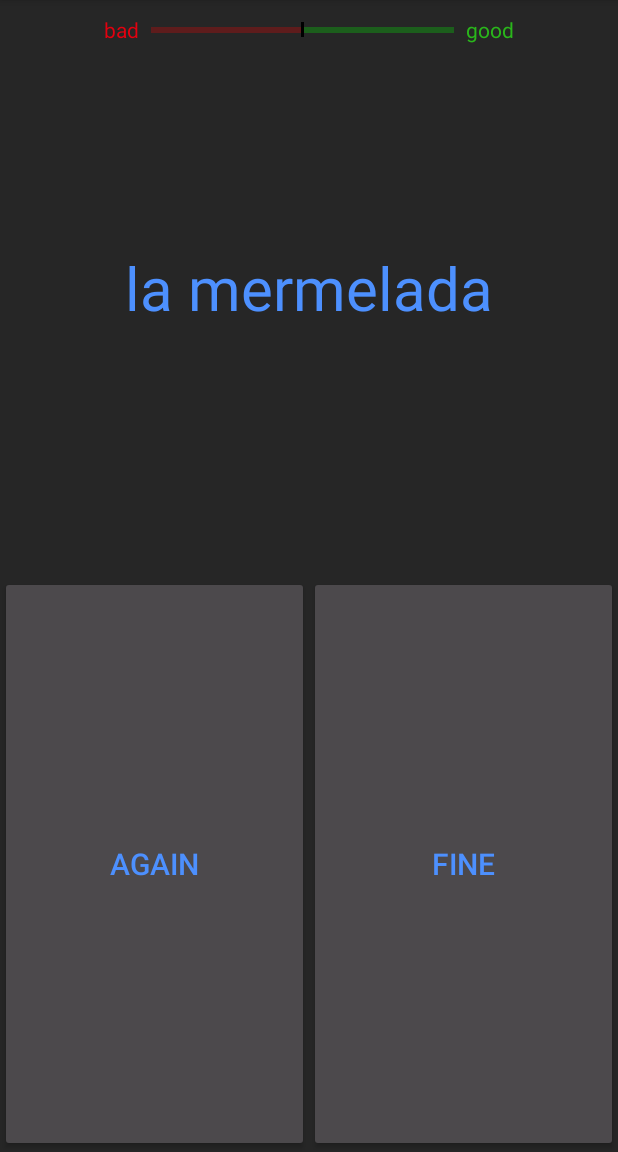
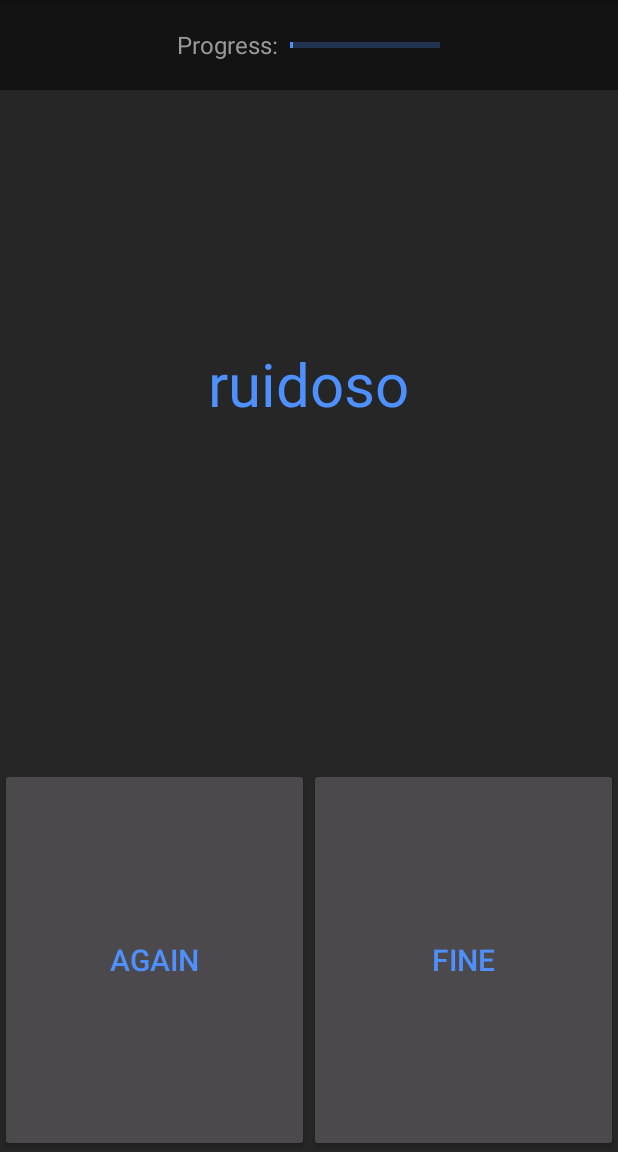
Before and after one commit to dparnold/AudioVocabulary, an Android app: the VocabTest screen opened directly, with no data from a screen before it, after a tap on "SHOW", on a phone screen of 412 x 824 dp, the part 84-1236 px from its top. Run offline under Robolectric (Android 15) with nearby library versions, the light colour scheme and no system bars; our stand-ins replace Room's generated code.

Commit message:
Improved the testing of the vocabulary and centered the toast messages.

```diff
--- a/app/src/main/java/com/dparnold/audiovocabulary/VocabTest.java
+++ b/app/src/main/java/com/dparnold/audiovocabulary/VocabTest.java
@@ -2,8 +2,10 @@ package com.dparnold.audiovocabulary;
 
 
 import android.graphics.Color;
+import android.support.v4.content.res.ResourcesCompat;
 import android.support.v7.app.AppCompatActivity;
 import android.os.Bundle;
+import android.view.Gravity;
 import android.view.View;
 import android.widget.Button;
 import android.widget.LinearLayout;
@@ -15,7 +17,8 @@ import java.sql.Timestamp;
 import java.util.Collections;
 import java.util.List;
 
-
+import static android.icu.lang.UCharacter.GraphemeClusterBreak.T;
+import static android.media.CamcorderProfile.get;
 
 
 public class VocabTest extends AppCompatActivity {
@@ -29,11 +32,12 @@ public class VocabTest extends AppCompatActivity {
     private LinearLayout.LayoutParams buttonParams;
     private List<Vocable> vocables;
     private int counter = 0;
-    private int studyNumber =30;
+    private int studyNumber =4;
     private AppDatabase db;
     private ProgressBar leftProgress;
     private ProgressBar rightProgress;
     private Timestamp timestamp;
+    private Toast finishedToast;
 
     @Override
     protected void onCreate(Bundle savedInstanceState) {
@@ -69,14 +73,16 @@ public class VocabTest extends AppCompatActivity {
         displayVocable.setText(vocables.get(counter).getLang0());
 
         // Get progress bars, set the color, set progress
-        leftProgress = findViewById(R.id.progressBarLeft);
         rightProgress = findViewById(R.id.progressBarRight);
-        leftProgress.getProgressDrawable().setColorFilter(
-                Color.RED, android.graphics.PorterDuff.Mode.SRC_IN);
         rightProgress.getProgressDrawable().setColorFilter(
-                Color.GREEN, android.graphics.PorterDuff.Mode.SRC_IN);
-        rightProgress.setProgress(vocables.get(counter).getScore()*20);
-        leftProgress.setProgress(vocables.get(counter).getScore()*-20);
+                ResourcesCompat.getColor(getResources(), R.color.colorAccent, null), android.graphics.PorterDuff.Mode.SRC_IN);
+        int progress = (int) ((vocables.get(counter).getScore()==0) ? 2: 100*vocables.get(counter).getScore()/6);
+        rightProgress.setProgress(progress);
+
+        // Setting the Toast messages for when the test is finished
+        finishedToast = Toast.makeText(VocabTest.this,"Well done!",Toast.LENGTH_SHORT);
+        finishedToast.setGravity(Gravity.CENTER,0, 0);
+
 
     }
 
@@ -117,7 +123,6 @@ public class VocabTest extends AppCompatActivity {
     }
 
     public void fine(View view){
-        displayVocable.setText(vocables.get(counter).getLang0());
         int score = vocables.get(counter).getScore();
         vocables.get(counter).setScore(score+1);
 
@@ -150,14 +155,17 @@ public class VocabTest extends AppCompatActivity {
 
         counter+=1;
         if(counter >= studyNumber){
-            Toast.makeText(VocabTest.this,"Well done!",Toast.LENGTH_SHORT).show();
+            finishedToast.show();
             finish();
+        }
+        else{
+            displayVocable.setText(vocables.get(counter).getLang0());
         }
 
     }
 
     public void again(View view){
-        displayVocable.setText(vocables.get(counter).getLang0());
+
         vocables.get(counter).setScore(Math.max(vocables.get(counter).getScore()-1,0));
         db.vocableDAO().updateVocable(vocables.get(counter));
         buttonLayout.removeAllViews();
@@ -165,8 +173,11 @@ public class VocabTest extends AppCompatActivity {
 
         counter+=1;
         if(counter >= studyNumber){
-            Toast.makeText(VocabTest.this,"Well done!",Toast.LENGTH_SHORT).show();
+            finishedToast.show();
             finish();
+        }
+        else {
+            displayVocable.setText(vocables.get(counter).getLang0());
         }
     }
 }
--- a/app/src/main/res/layout/activity_vocab_test.xml
+++ b/app/src/main/res/layout/activity_vocab_test.xml
@@ -5,7 +5,7 @@
     xmlns:tools="http://schemas.android.com/tools"
     android:layout_width="match_parent"
     android:layout_height="match_parent"
-    tools:context="com.dparnold.vocabaudio.MainActivity"
+    tools:context="com.dparnold.audiovocabulary.MainActivity"
     android:orientation="vertical">
 
 
@@ -14,35 +14,19 @@
         android:layout_height="match_parent"
         android:layout_weight="1">
 
+
         <LinearLayout
-            android:layout_width="wrap_content"
-            android:layout_height="wrap_content"
+            android:layout_width="match_parent"
+            android:layout_height="60dp"
             android:orientation="horizontal"
-            android:layout_centerHorizontal="true">
-
+            android:gravity="center"
+            android:background="@color/colorBar">
             <TextView
                 android:layout_width="wrap_content"
                 android:layout_height="wrap_content"
-                android:text="bad"
-                android:layout_gravity="center"
-                android:textColor="#e4000f"
-                android:layout_marginRight="8dp"/>
-            <ProgressBar
-                android:id="@+id/progressBarLeft"
-                style="@android:style/Widget.DeviceDefault.Light.ProgressBar.Horizontal"
-                android:layout_width="wrap_content"
-                android:layout_height="wrap_content"
-                android:indeterminate="false"
-                android:max="100"
-                android:minHeight="40dp"
-                android:minWidth="100dp"
-                android:progress="20"
-                android:rotation="180" />
-            <View
-                android:layout_width="2dp"
-                android:layout_height="10dp"
-                android:layout_gravity="center"
-                android:background="#000000" />
+                android:text="Progress:"
+                android:layout_marginRight="8dp"
+                android:textColor="@color/colorIcons"/>
             <ProgressBar
                 android:id="@+id/progressBarRight"
                 style="@android:style/Widget.DeviceDefault.Light.ProgressBar.Horizontal"
@@ -53,14 +37,8 @@
                 android:max="100"
                 android:minHeight="40dp"
                 android:minWidth="100dp"
-                android:progress="60" />
-            <TextView
-                android:layout_width="wrap_content"
-                android:layout_height="wrap_content"
-                android:layout_marginLeft="8dp"
-                android:text="good"
-                android:layout_gravity="center"
-                android:textColor="#2ab61b"/>
+                android:progress="2" />
+
         </LinearLayout>
 
 
@@ -78,7 +56,7 @@
     <LinearLayout
         android:id="@+id/buttonLayout"
         android:layout_width="match_parent"
-        android:layout_weight="1"
+        android:layout_weight="2"
         android:orientation="horizontal"
         android:layout_height="match_parent">
 
--- a/app/src/main/res/values/styles.xml
+++ b/app/src/main/res/values/styles.xml
@@ -10,6 +10,7 @@
         <item name="colorPrimary">@color/colorPrimary</item>
         <item name="colorPrimaryDark">@color/colorPrimaryDark</item>
         <item name="colorAccent">@color/colorAccent</item>
+        <item name="android:textSize">16sp</item>
     </style>
 
     <style name="DialogTheme" parent="Theme.AppCompat.Light.Dialog.Alert">
```
